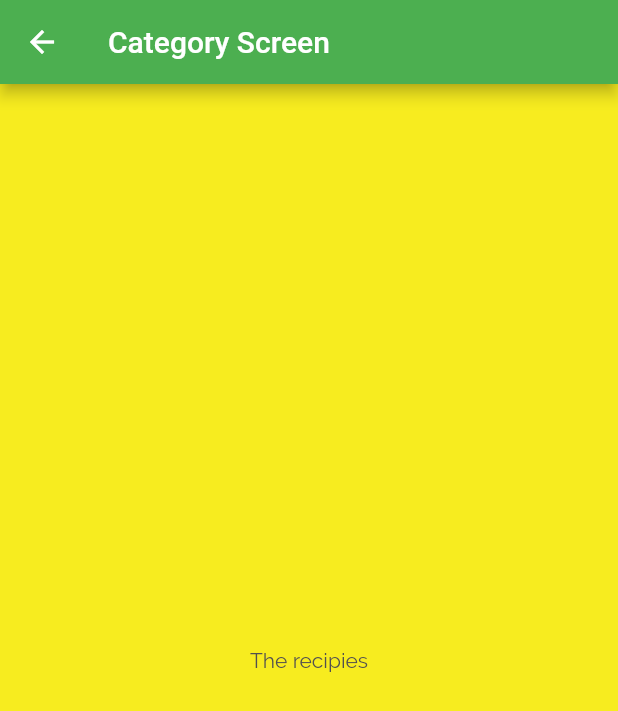
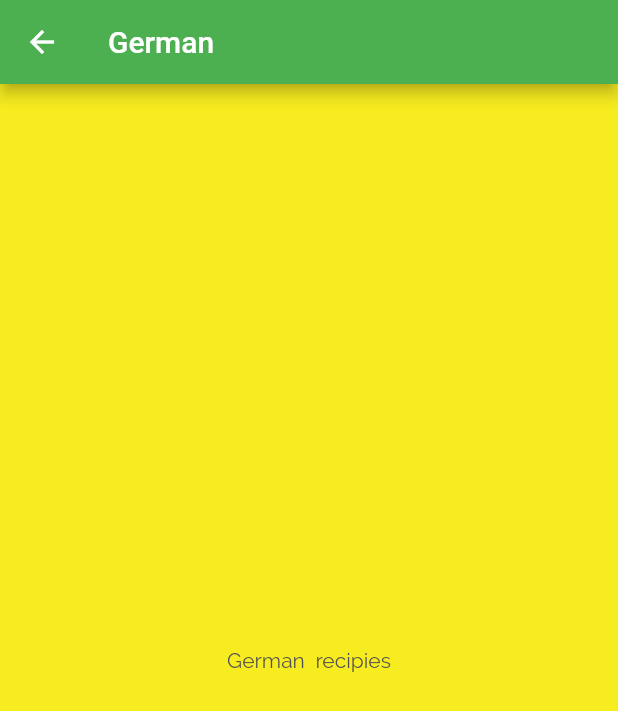
Before and after one commit to cecililu/Flutter_MealApp, a Flutter app: the screen it shows after launch, after a tap on "German", on a phone screen of 412 x 824 dp. Shown: the top 711 px of the screen. Run offline on Flutter 3.47's test engine with Material 2 defaults, Android fonts, the phone set to English and light mode, and no system bars.

Commit message:
adding dynamic data to the new category screen

```diff
--- a/lib/categories_screen.dart
+++ b/lib/categories_screen.dart
@@ -29,7 +29,7 @@ class _Categories_screenState extends State<Categories_screen> {
               crossAxisSpacing: 20,
               mainAxisSpacing: 20),
           children: Dummy.map((categoryData) {
-            return Categoryitem(
+            return Categoryitem(id:categoryData.id,
                 title: categoryData.title, color: categoryData.color);
           }).toList(),
         ));
--- a/lib/category_item.dart
+++ b/lib/category_item.dart
@@ -4,17 +4,19 @@ import 'package:flutter/material.dart';
 import 'package:mealer/category_meal_screens.dart';
 
 class Categoryitem extends StatelessWidget {
+
+  final String id;
   final Color color;
   final String title;
-  const Categoryitem({super.key, required this.title, required this.color});
+  const Categoryitem({super.key, required this.title, required this.color, required this.id});
 
-  void selectCategory(context){
+
+void selectCategory(context){
       Navigator.of(context).push(MaterialPageRoute(builder: (_){
-         return CatergoryMealSceeen();
+         return CatergoryMealSceeen(categoryId:id,categorytitle:title);
       }));
 
   }
-
   @override
   Widget build(BuildContext context) {
     return InkWell(
--- a/lib/category_meal_screens.dart
+++ b/lib/category_meal_screens.dart
@@ -1,15 +1,18 @@
 import 'package:flutter/material.dart';
 
 class CatergoryMealSceeen extends StatelessWidget {
+  final String categoryId;
+  final String categorytitle;
 
-  const CatergoryMealSceeen({super.key});
+  const CatergoryMealSceeen({super.key, required this.categoryId, required this.categorytitle});
 
   @override
   Widget build(BuildContext context) {
     return  Scaffold(
-         appBar: AppBar(title: const Text("Category Screen"),),
-        body:const  Center(
-      child: Text('The recipies'),
+         appBar: AppBar(title: Text(categorytitle),),
+        body: Center(
+      child: Text(categorytitle+'  recipies'),
+
     ));
   }
 }
```
